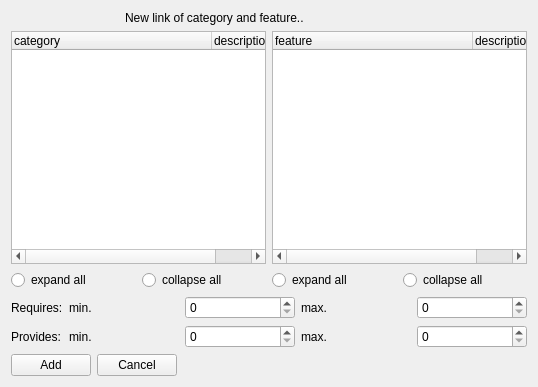
First picture: the form in qt/apps/configurator/forms/categories_features_add.ui, repository Wolframe/qtClient, before the edit.
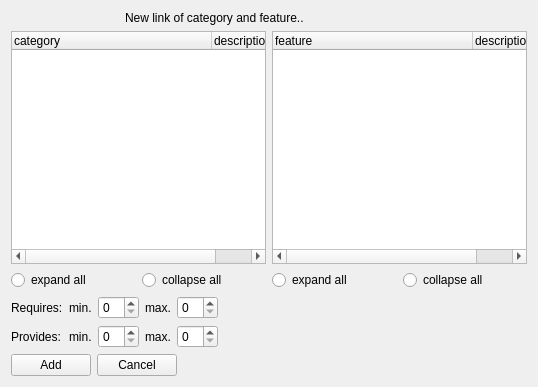
Second picture: the form after the edit. Icons and pictures are not drawn.

```diff
--- a/qt/apps/configurator/forms/categories_features_add.ui
+++ b/qt/apps/configurator/forms/categories_features_add.ui
@@ -287,6 +287,19 @@
        <item>
         <widget class="QSpinBox" name="max_requires"/>
        </item>
+       <item>
+        <spacer name="horizontalSpacer_2">
+         <property name="orientation">
+          <enum>Qt::Horizontal</enum>
+         </property>
+         <property name="sizeHint" stdset="0">
+          <size>
+           <width>40</width>
+           <height>20</height>
+          </size>
+         </property>
+        </spacer>
+       </item>
       </layout>
      </item>
      <item row="2" column="0">
@@ -324,6 +337,19 @@
        <item>
         <widget class="QSpinBox" name="max_provides"/>
        </item>
+       <item>
+        <spacer name="horizontalSpacer_3">
+         <property name="orientation">
+          <enum>Qt::Horizontal</enum>
+         </property>
+         <property name="sizeHint" stdset="0">
+          <size>
+           <width>40</width>
+           <height>20</height>
+          </size>
+         </property>
+        </spacer>
+       </item>
       </layout>
      </item>
     </layout>
```
